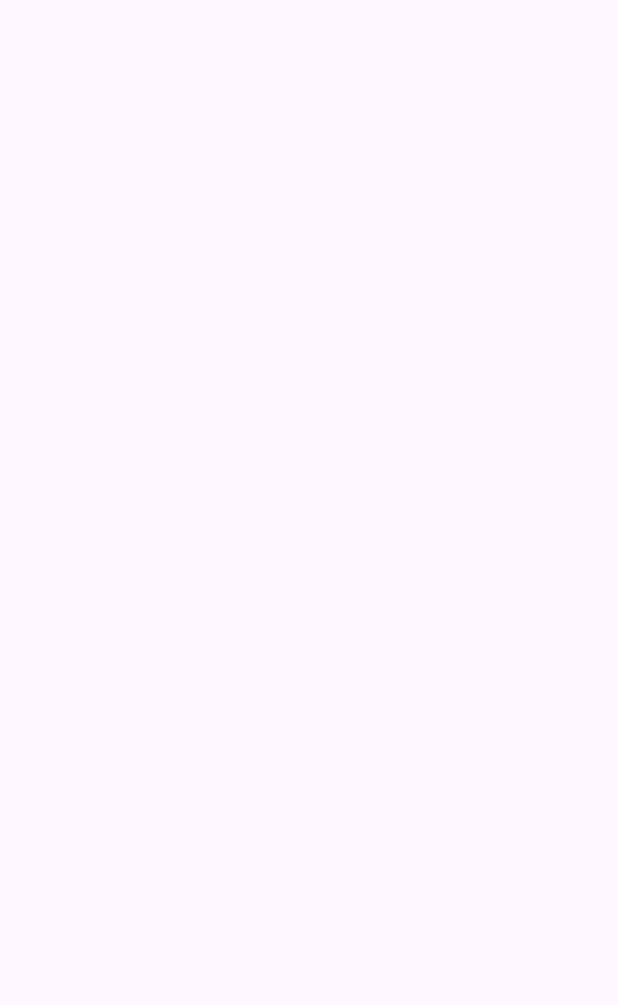
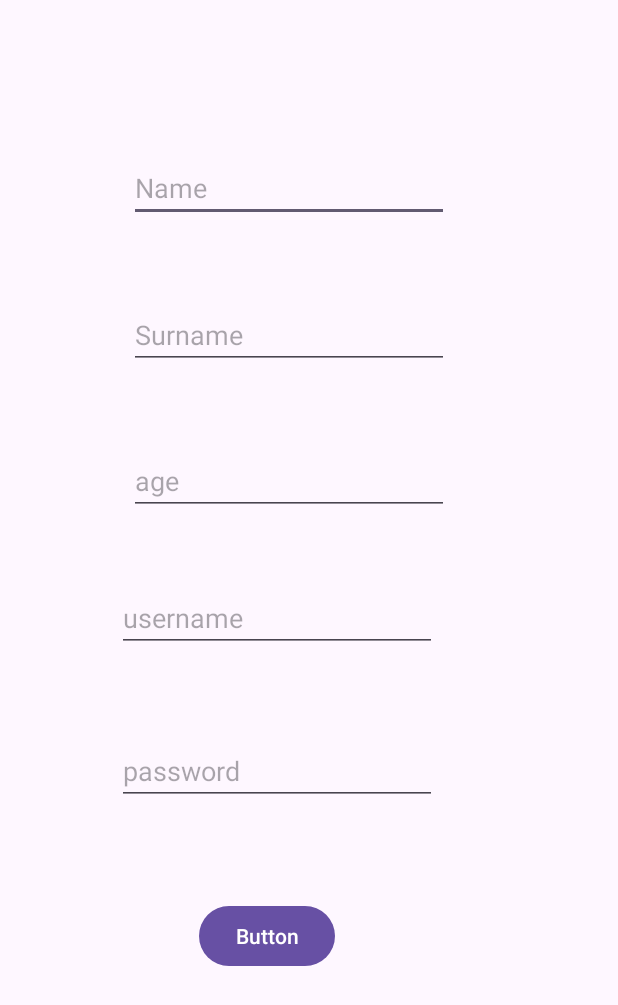
Before and after one commit to rohitbalage/android_ui_practice_java, an Android app: the mysql_register screen opened directly, with no data from a screen before it, on a phone screen of 412 x 824 dp. Before the commit the part shown is empty. Shown: the top 1005 px of the screen. Run offline under Robolectric (Android 15) with nearby library versions, the phone set to English and light mode, and no system bars.

Commit message:
set up Registration with MYSQL and added README file

```diff
--- a/app/src/main/java/com/rrbofficial/androiduipractice/mysql_login.java
+++ b/app/src/main/java/com/rrbofficial/androiduipractice/mysql_login.java
@@ -2,6 +2,7 @@ package com.rrbofficial.androiduipractice;
 
 import androidx.appcompat.app.AppCompatActivity;
 
+import android.content.Intent;
 import android.os.Bundle;
 import android.view.View;
 import android.widget.EditText;
@@ -32,4 +33,9 @@ public class mysql_login extends AppCompatActivity {
         backgrundWorker.execute(type, username, password);
 
     }
+
+    public void gotoRegisterScreen(View view) {
+        startActivity(new Intent(this,mysql_register.class));
+
+    }
 }
--- a/app/src/main/java/com/rrbofficial/androiduipractice/mysql_register.java
+++ b/app/src/main/java/com/rrbofficial/androiduipractice/mysql_register.java
@@ -3,12 +3,35 @@ package com.rrbofficial.androiduipractice;
 import androidx.appcompat.app.AppCompatActivity;
 
 import android.os.Bundle;
+import android.view.View;
+import android.widget.EditText;
 
 public class mysql_register extends AppCompatActivity {
-
+    EditText name, surname, age, username, password;
     @Override
     protected void onCreate(Bundle savedInstanceState) {
         super.onCreate(savedInstanceState);
         setContentView(R.layout.activity_mysql_register);
+        name = (EditText) findViewById(R.id.et_name);
+       surname = (EditText) findViewById(R.id.et_surname);
+       age = (EditText) findViewById(R.id.et_age);
+        username = (EditText) findViewById(R.id.et_username);
+        password = (EditText) findViewById(R.id.et_password);
+
+    }
+
+    public void onReg(View view) {
+        String str_name = name.getText().toString();
+        String str_surname = surname.getText().toString();
+        String str_age = age.getText().toString();
+        String str_username =username.getText().toString();
+        String str_password = password.getText().toString();
+
+        String type = "register";
+
+        // Instance of background worker class
+
+        BackgrundWorker backgrundWorker = new BackgrundWorker(this);
+        backgrundWorker.execute(type, str_name, str_surname, str_age, str_username, str_password);
     }
 }
--- a/app/src/main/res/layout/activity_mysql_register.xml
+++ b/app/src/main/res/layout/activity_mysql_register.xml
@@ -6,4 +6,85 @@
     android:layout_height="match_parent"
     tools:context=".mysql_register">
 
+    <EditText
+        android:id="@+id/et_name"
+        android:layout_width="wrap_content"
+        android:layout_height="wrap_content"
+        android:ems="10"
+        android:hint="Name"
+        android:inputType="text"
+        app:layout_constraintBottom_toBottomOf="parent"
+        app:layout_constraintEnd_toEndOf="parent"
+        app:layout_constraintHorizontal_bias="0.432"
+        app:layout_constraintStart_toStartOf="parent"
+        app:layout_constraintTop_toTopOf="parent"
+        app:layout_constraintVertical_bias="0.132" />
+
+    <EditText
+        android:id="@+id/et_surname"
+        android:layout_width="wrap_content"
+        android:layout_height="wrap_content"
+        android:ems="10"
+        android:hint="Surname"
+        android:inputType="text"
+        app:layout_constraintBottom_toBottomOf="parent"
+        app:layout_constraintEnd_toEndOf="parent"
+        app:layout_constraintHorizontal_bias="0.432"
+        app:layout_constraintStart_toStartOf="parent"
+        app:layout_constraintTop_toTopOf="parent"
+        app:layout_constraintVertical_bias="0.258" />
+
+    <EditText
+        android:id="@+id/et_age"
+        android:layout_width="wrap_content"
+        android:layout_height="wrap_content"
+        android:ems="10"
+        android:hint="age"
+        android:inputType="text"
+        app:layout_constraintBottom_toBottomOf="parent"
+        app:layout_constraintEnd_toEndOf="parent"
+        app:layout_constraintHorizontal_bias="0.432"
+        app:layout_constraintStart_toStartOf="parent"
+        app:layout_constraintTop_toTopOf="parent"
+        app:layout_constraintVertical_bias="0.383" />
+
+    <EditText
+        android:id="@+id/et_username"
+        android:layout_width="wrap_content"
+        android:layout_height="wrap_content"
+        android:ems="10"
+        android:hint="username"
+        android:inputType="text"
+        app:layout_constraintBottom_toBottomOf="parent"
+        app:layout_constraintEnd_toEndOf="parent"
+        app:layout_constraintHorizontal_bias="0.393"
+        app:layout_constraintStart_toStartOf="parent"
+        app:layout_constraintTop_toTopOf="parent" />
+
+    <EditText
+        android:id="@+id/et_password"
+        android:layout_width="wrap_content"
+        android:layout_height="wrap_content"
+        android:ems="10"
+        android:hint="password"
+        android:inputType="text"
+        app:layout_constraintBottom_toBottomOf="parent"
+        app:layout_constraintEnd_toEndOf="parent"
+        app:layout_constraintHorizontal_bias="0.393"
+        app:layout_constraintStart_toStartOf="parent"
+        app:layout_constraintTop_toTopOf="parent"
+        app:layout_constraintVertical_bias="0.631" />
+
+    <Button
+        android:id="@+id/register_btn"
+        android:layout_width="wrap_content"
+        android:layout_height="wrap_content"
+        android:text="Button"
+        app:layout_constraintBottom_toBottomOf="parent"
+        app:layout_constraintEnd_toEndOf="parent"
+        app:layout_constraintHorizontal_bias="0.412"
+        app:layout_constraintStart_toStartOf="parent"
+        app:layout_constraintTop_toTopOf="parent"
+        android:onClick="onReg"
+        app:layout_constraintVertical_bias="0.773" />
 </androidx.constraintlayout.widget.ConstraintLayout>
```
Also changed, not shown: app/src/main/java/com/rrbofficial/androiduipractice/BackgrundWorker.java (+41 -1 lines), app/src/main/res/layout/activity_mysql_login.xml (+12 -0 lines), 1 other file.
